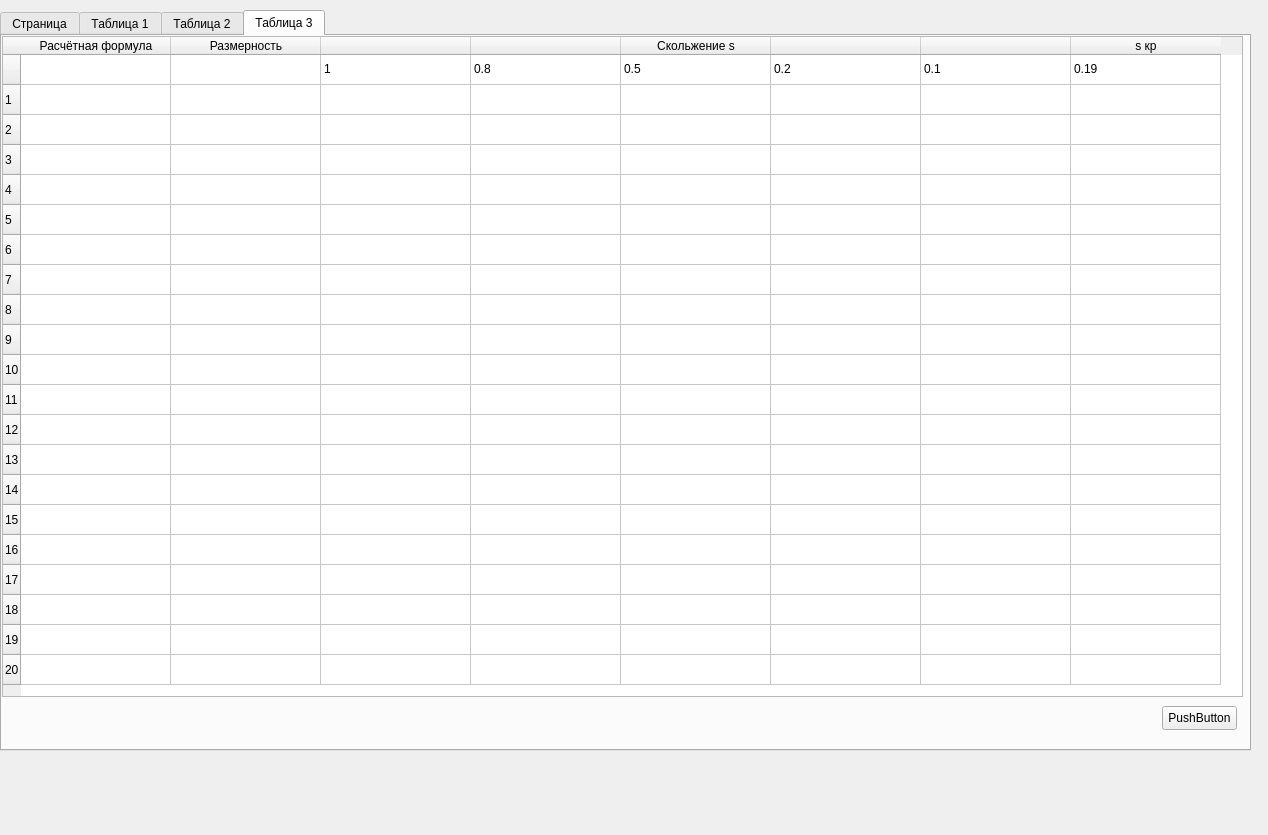
Old version of the form ui_mainWindow.ui in the repository Vaslot1/Engine-design.
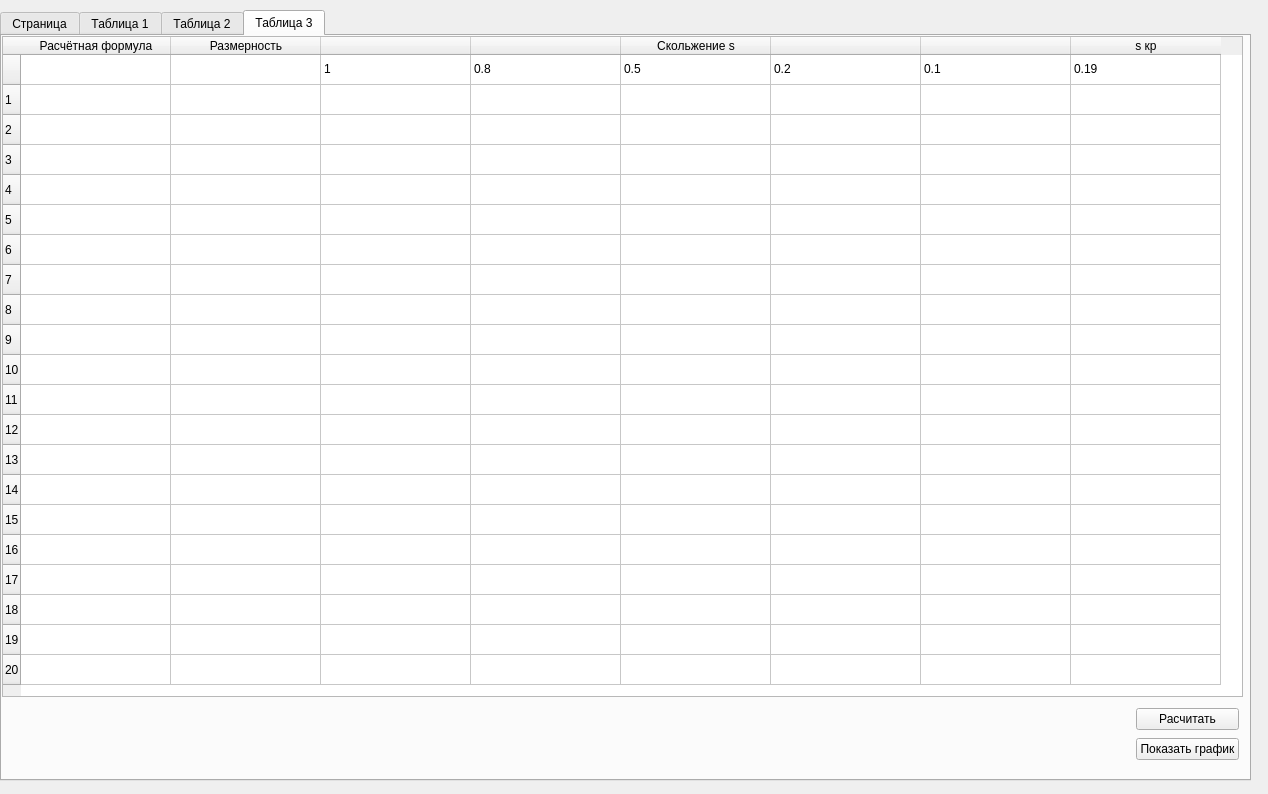
New version of the form. The open tabs and pages were chosen to show the change.

```diff
--- a/ui_mainWindow.ui
+++ b/ui_mainWindow.ui
@@ -7,7 +7,7 @@
     <x>0</x>
     <y>0</y>
     <width>1268</width>
-    <height>835</height>
+    <height>794</height>
    </rect>
   </property>
   <property name="windowTitle">
@@ -19,7 +19,7 @@
      <x>0</x>
      <y>10</y>
      <width>1251</width>
-     <height>741</height>
+     <height>771</height>
     </rect>
    </property>
    <property name="currentIndex">
@@ -895,18 +895,31 @@
       </property>
      </item>
     </widget>
-    <widget class="QPushButton" name="bt_calculate_table3">
+    <widget class="QWidget" name="">
      <property name="geometry">
       <rect>
-       <x>1160</x>
+       <x>1134</x>
        <y>670</y>
-       <width>75</width>
-       <height>24</height>
+       <width>103</width>
+       <height>56</height>
       </rect>
      </property>
-     <property name="text">
-      <string>PushButton</string>
-     </property>
+     <layout class="QVBoxLayout" name="verticalLayout_4">
+      <item>
+       <widget class="QPushButton" name="bt_calculate_table3">
+        <property name="text">
+         <string>Расчитать</string>
+        </property>
+       </widget>
+      </item>
+      <item>
+       <widget class="QPushButton" name="bt_show_chart_table3">
+        <property name="text">
+         <string>Показать график</string>
+        </property>
+       </widget>
+      </item>
+     </layout>
     </widget>
    </widget>
   </widget>
```
Left out of the diff: 2 changed lines with no effect on the pictures.
